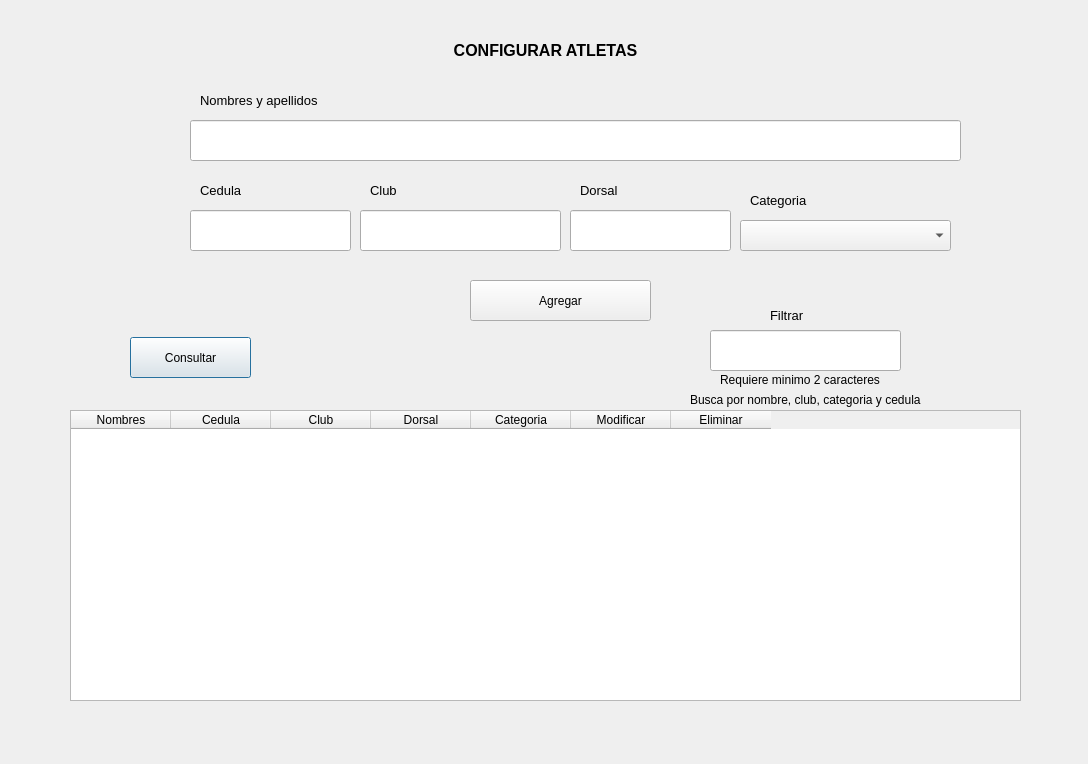
This is qt/athletesView.ui in germang2/CrossfitTimer as Qt 5 draws it before an edit. The edited form follows.
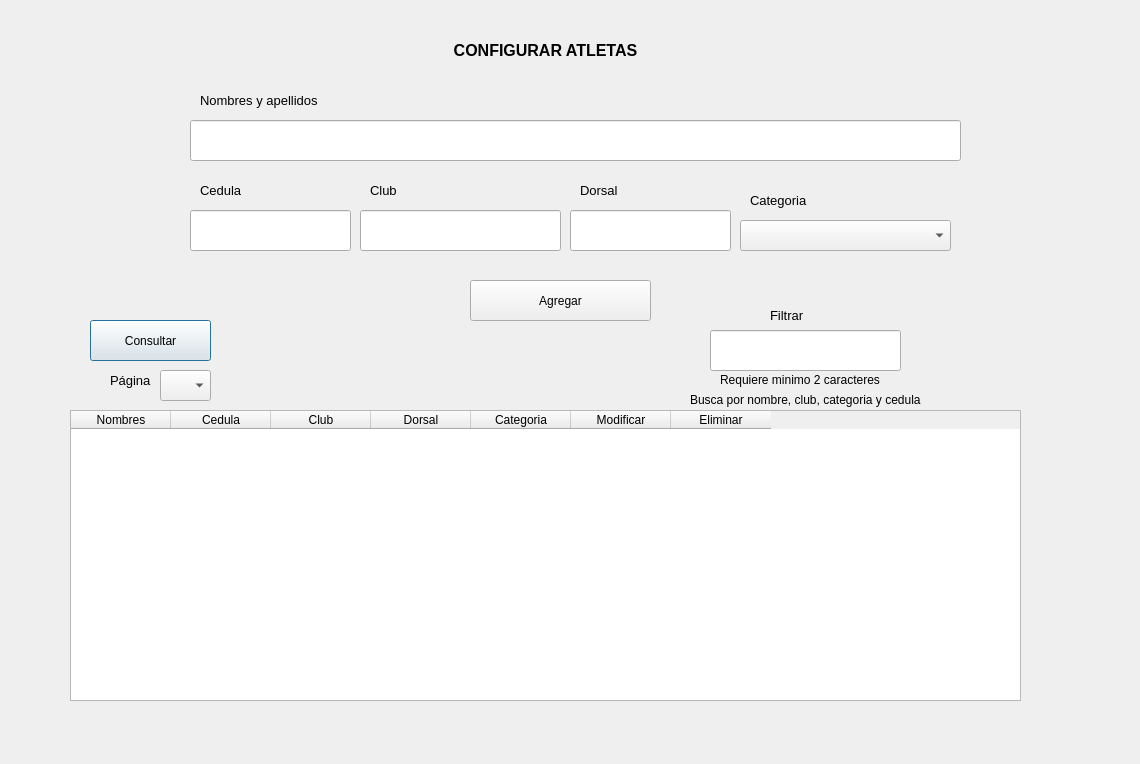
This is the edited form.

Commit message: create pagination helper and use it in the athletes view

The edit to the form file:
```diff
--- a/qt/athletesView.ui
+++ b/qt/athletesView.ui
@@ -6,7 +6,7 @@
    <rect>
     <x>0</x>
     <y>0</y>
-    <width>1088</width>
+    <width>1140</width>
     <height>764</height>
    </rect>
   </property>
@@ -124,8 +124,8 @@
   <widget class="QPushButton" name="btn_get_all_athletes">
    <property name="geometry">
     <rect>
-     <x>130</x>
-     <y>337</y>
+     <x>90</x>
+     <y>320</y>
      <width>121</width>
      <height>41</height>
     </rect>
@@ -677,6 +677,34 @@
     <set>Qt::AlignCenter</set>
    </property>
   </widget>
+  <widget class="QComboBox" name="cb_pagination">
+   <property name="geometry">
+    <rect>
+     <x>160</x>
+     <y>370</y>
+     <width>51</width>
+     <height>31</height>
+    </rect>
+   </property>
+  </widget>
+  <widget class="QLabel" name="lb_pagination">
+   <property name="geometry">
+    <rect>
+     <x>110</x>
+     <y>360</y>
+     <width>51</width>
+     <height>41</height>
+    </rect>
+   </property>
+   <property name="font">
+    <font>
+     <pointsize>10</pointsize>
+    </font>
+   </property>
+   <property name="text">
+    <string>Página</string>
+   </property>
+  </widget>
  </widget>
  <resources/>
  <connections/>
```
The commit also changes 3 other files.
